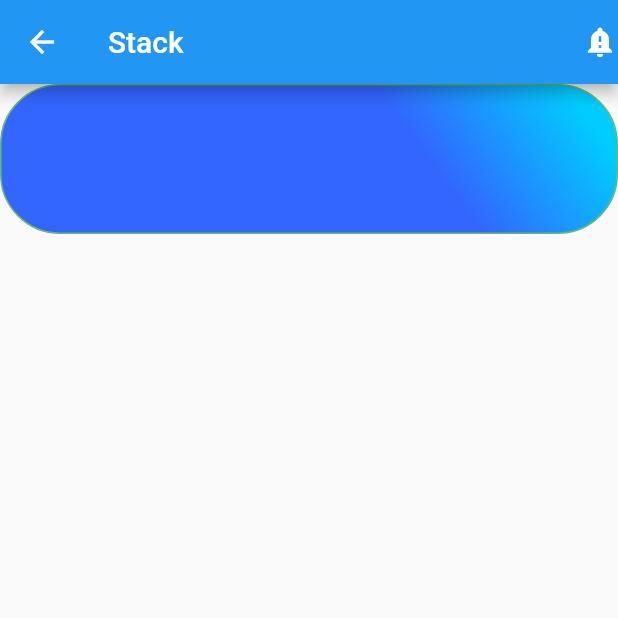
After one commit to d2square/flutterdemo, a Flutter app: the StackWidget screen opened by its route, on a phone screen of 412 x 824 dp, the top half of it. The commit adds this screen. Run offline on Flutter 3.47's test engine with Material 2 defaults, Android fonts, the phone set to English and light mode, and no system bars; our stand-ins replace animated_text_kit, get.

Commit message:
latest code

```diff
--- a/lib/home_page/presentation/home_ui.dart
+++ b/lib/home_page/presentation/home_ui.dart
@@ -1,5 +1,6 @@
 import 'package:flutter/material.dart';
 import 'package:get/get.dart';
+import 'package:helloworld/routes/app_pages.dart';
 import 'package:helloworld/splashScreen/utils/const_string.dart';
 
 class HomePage extends StatelessWidget {
@@ -14,13 +15,13 @@ class HomePage extends StatelessWidget {
       appBar: AppBar(
         automaticallyImplyLeading: false,
         backgroundColor: Colors.blue,
-        title: Text(data, style: style),
+        title: Text("Data", style: style),
       ),
       body: SafeArea(
         child: Center(
           child: GestureDetector(
             onTap: () {
-              Get.back();
+              Get.toNamed(Routes.stackDemo);
             },
             child: Column(
               children: [
--- /dev/null
+++ b/lib/home_page/presentation/stack_widget.dart
@@ -0,0 +1,45 @@
+import 'package:flutter/material.dart';
+import 'package:get/get.dart';
+import 'package:helloworld/splashScreen/utils/const_string.dart';
+
+class StackWidget extends StatefulWidget {
+  const StackWidget({Key? key}) : super(key: key);
+
+  @override
+  State<StackWidget> createState() => _StackWidgetState();
+}
+
+class _StackWidgetState extends State<StackWidget> {
+  @override
+  Widget build(BuildContext context) {
+    return Scaffold(
+        appBar: AppBar(
+          leading: InkWell(
+              onTap: () {
+                Get.back();
+              },
+
+              ///if you want to use hoven on web only
+              onHover: (val) {},
+              child: const Icon(Icons.arrow_back)),
+          title: const Text("Stack"),
+          actions: const [InkWell(child: Icon(Icons.notification_important))],
+        ),
+        body: SafeArea(
+            child: Container(
+          height: 100,
+          width: double.infinity,
+          decoration: BoxDecoration(
+              borderRadius: BorderRadius.circular(40.0),
+              border: Border.all(color: Colors.green.shade400),
+              gradient:
+                  LinearGradient(begin: FractionalOffset(0.0, 3.5), stops: [
+                0.8,
+                1.0
+              ], colors: [
+                const Color(0xFF3366FF),
+                const Color(0xFF00CCFF),
+              ])),
+        )));
+  }
+}
--- a/lib/routes/app_pages.dart
+++ b/lib/routes/app_pages.dart
@@ -1,13 +1,16 @@
 import 'package:get/get.dart';
 import 'package:helloworld/home_page/presentation/home_ui.dart';
+import 'package:helloworld/home_page/presentation/stack_widget.dart';
 import 'package:helloworld/splashScreen/presentation/splash_screen.dart';
 
 part 'app_routes.dart';
 
 class AppPages {
   static const initial = Routes.defaultRoute;
+
   static final routes = [
     GetPage(name: Routes.defaultRoute, page: () => const SplashScreen()),
     GetPage(name: Routes.home, page: () => HomePage()),
+    GetPage(name: Routes.stackDemo, page: () => const StackWidget())
   ];
 }
--- a/lib/routes/app_routes.dart
+++ b/lib/routes/app_routes.dart
@@ -4,6 +4,6 @@ abstract class Routes {
   static const defaultRoute = '/';
   static const home = "/home_page";
   static const splashScreen = "/splash";
-  static const demoOne = "/demo_one";
+  static const stackDemo = "/demo";
   static const demoTwo = "/demo_two";
 }
```
